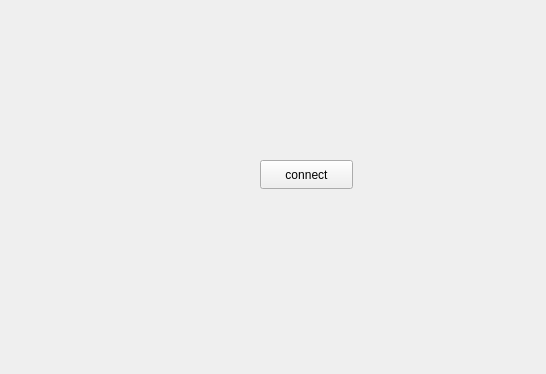
Old version of the form Wifibot/mainwindow.ui in the repository AnisMouniym/Wifibot; both pictures show x 0 to 546 and y 0 to 374 of the 800 by 600 pixel window.
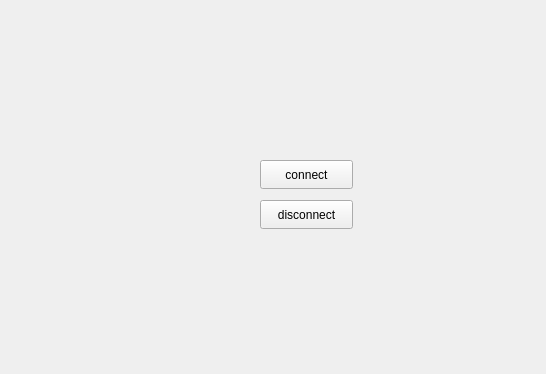
New version of the form.

Commit message: connect and disconnect button

```diff
--- a/Wifibot/mainwindow.ui
+++ b/Wifibot/mainwindow.ui
@@ -27,6 +27,19 @@
      <string>connect</string>
     </property>
    </widget>
+   <widget class="QPushButton" name="Disconnect">
+    <property name="geometry">
+     <rect>
+      <x>260</x>
+      <y>200</y>
+      <width>93</width>
+      <height>29</height>
+     </rect>
+    </property>
+    <property name="text">
+     <string>disconnect</string>
+    </property>
+   </widget>
   </widget>
   <widget class="QMenuBar" name="menubar">
    <property name="geometry">
```
Left out of the diff: 2 changed lines with no effect on the pictures. The commit also changes 4 other files.
